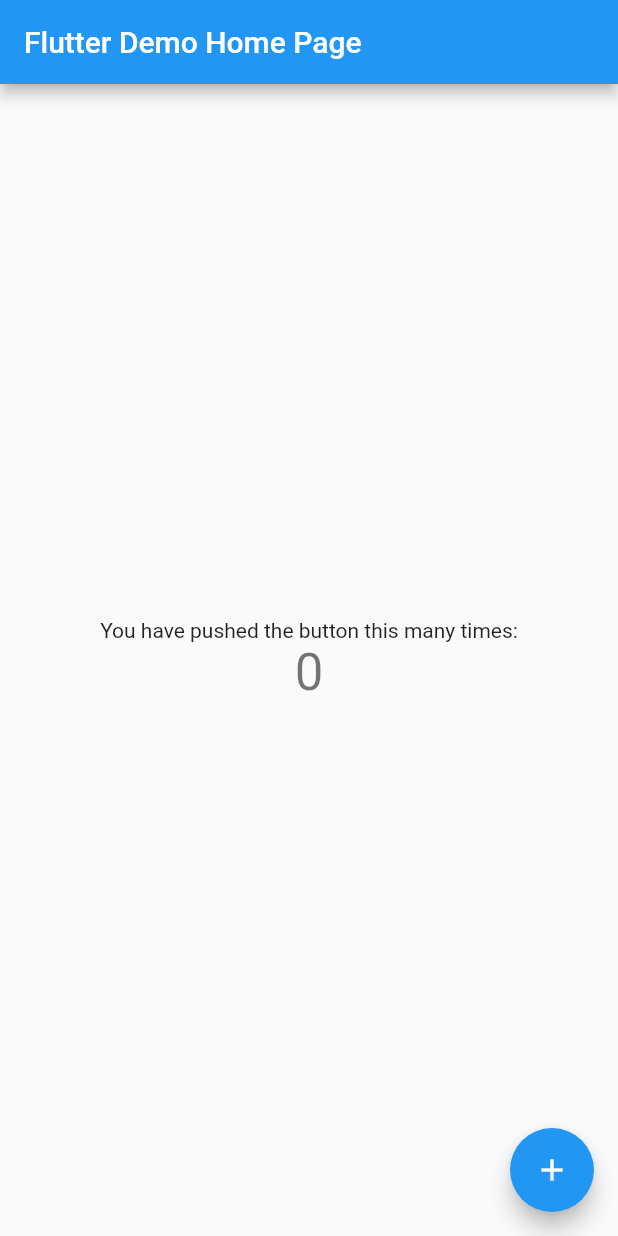
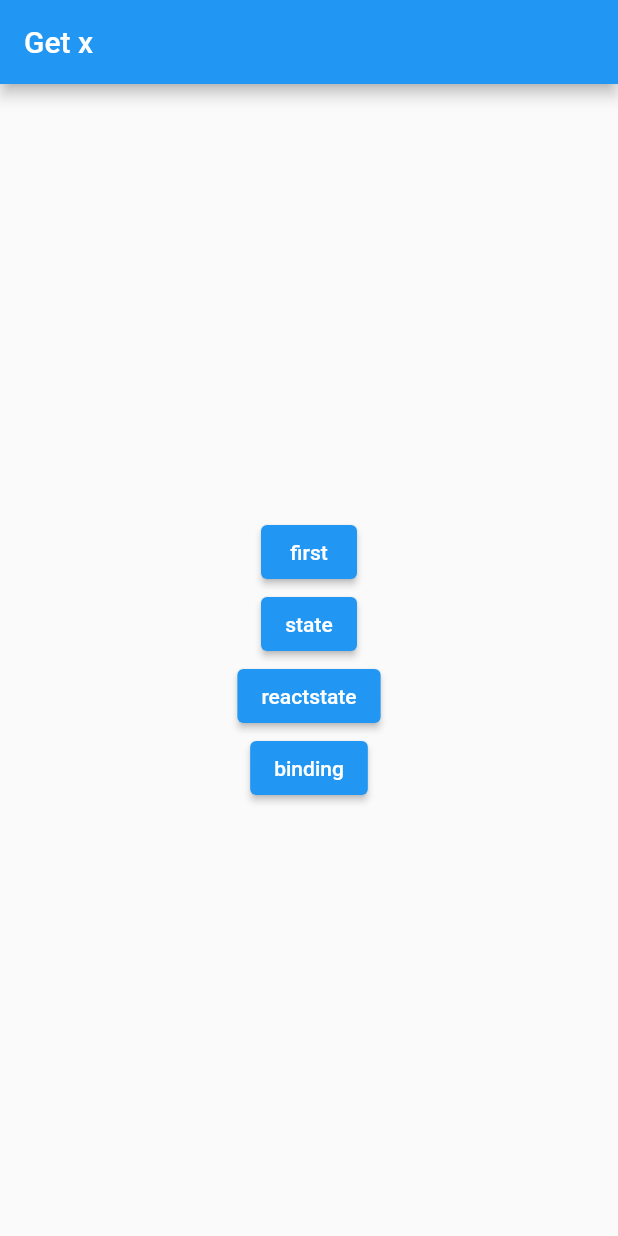
Before and after one commit to hjcwinner/getx1, a Flutter app: the screen it shows after launch, on a phone screen of 412 x 824 dp. Run offline on Flutter 3.47's test engine with Material 2 defaults, Android fonts, the phone set to English and light mode, and no system bars; our stand-ins replace get.

Commit message:
getx to, tonamed, back, offAll, offAllNamed, arguments, param

```diff
--- /dev/null
+++ b/lib/home.dart
@@ -0,0 +1,42 @@
+import 'package:flutter/material.dart';
+import 'package:get/get.dart';
+import 'package:getx1/page/state.dart';
+import 'package:getx1/route/fitst.dart';
+
+class Home extends StatelessWidget {
+  @override
+  Widget build(BuildContext context) {
+    return Scaffold(
+      appBar: AppBar(
+        title: Text('Get x'),
+      ),
+      body: Center(
+        child: Column(
+          mainAxisAlignment: MainAxisAlignment.center,
+          children: [
+            ElevatedButton(
+                onPressed: () {
+                  Get.to(() => First());
+                },
+                child: Text('first')),
+            ElevatedButton(
+                onPressed: () {
+                  Get.to(() => GetxState());
+                },
+                child: Text('state')),
+            ElevatedButton(
+                onPressed: () {
+                  Get.toNamed('/reactstate');
+                },
+                child: Text('reactstate')),
+            ElevatedButton(
+                onPressed: () {
+                  Get.toNamed('/binding');
+                },
+                child: Text('binding'))
+          ],
+        ),
+      ),
+    );
+  }
+}
--- a/lib/main.dart
+++ b/lib/main.dart
@@ -1,4 +1,9 @@
 import 'package:flutter/material.dart';
+import 'package:get/get.dart';
+import 'package:getx1/home.dart';
+import 'package:getx1/page/binding.dart';
+import 'package:getx1/page/reactstate.dart';
+import 'package:getx1/route/url.dart';
 
 void main() {
   runApp(MyApp());
@@ -8,106 +13,16 @@
   // This widget is the root of your application.
   @override
   Widget build(BuildContext context) {
-    return MaterialApp(
+    return GetMaterialApp(
       title: 'Flutter Demo',
-      theme: ThemeData(
-        // This is the theme of your application.
-        //
-        // Try running your application with "flutter run". You'll see the
-        // application has a blue toolbar. Then, without quitting the app, try
-        // changing the primarySwatch below to Colors.green and then invoke
-        // "hot reload" (press "r" in the console where you ran "flutter run",
-        // or simply save your changes to "hot reload" in a Flutter IDE).
-        // Notice that the counter didn't reset back to zero; the application
-        // is not restarted.
-        primarySwatch: Colors.blue,
-      ),
-      home: MyHomePage(title: 'Flutter Demo Home Page'),
+      theme: ThemeData(),
+      home: Home(),
+      initialRoute: "/",
+      getPages: [
+        GetPage(name: "/reactstate", page: () => ReactState(), transition: Transition.zoom),
+        GetPage(name: "/binding", page: () => BindingPage(), transition: Transition.zoom),
+        GetPage(name: "/urluid/:uid", page: () => UrlUid(), transition: Transition.zoom)
+      ],
     );
   }
 }
-
-class MyHomePage extends StatefulWidget {
-  MyHomePage({Key key, this.title}) : super(key: key);
-
-  // This widget is the home page of your application. It is stateful, meaning
-  // that it has a State object (defined below) that contains fields that affect
-  // how it looks.
-
-  // This class is the configuration for the state. It holds the values (in this
-  // case the title) provided by the parent (in this case the App widget) and
-  // used by the build method of the State. Fields in a Widget subclass are
-  // always marked "final".
-
-  final String title;
-
-  @override
-  _MyHomePageState createState() => _MyHomePageState();
-}
-
-class _MyHomePageState extends State<MyHomePage> {
-  int _counter = 0;
-
-  void _incrementCounter() {
-    setState(() {
-      // This call to setState tells the Flutter framework that something has
-      // changed in this State, which causes it to rerun the build method below
-      // so that the display can reflect the updated values. If we changed
-      // _counter without calling setState(), then the build method would not be
-      // called again, and so nothing would appear to happen.
-      _counter++;
-    });
-  }
-
-  @override
-  Widget build(BuildContext context) {
-    // This method is rerun every time setState is called, for instance as done
-    // by the _incrementCounter method above.
-    //
-    // The Flutter framework has been optimized to make rerunning build methods
-    // fast, so that you can just rebuild anything that needs updating rather
-    // than having to individually change instances of widgets.
-    return Scaffold(
-      appBar: AppBar(
-        // Here we take the value from the MyHomePage object that was created by
-        // the App.build method, and use it to set our appbar title.
-        title: Text(widget.title),
-      ),
-      body: Center(
-        // Center is a layout widget. It takes a single child and positions it
-        // in the middle of the parent.
-        child: Column(
-          // Column is also a layout widget. It takes a list of children and
-          // arranges them vertically. By default, it sizes itself to fit its
-          // children horizontally, and tries to be as tall as its parent.
-          //
-          // Invoke "debug painting" (press "p" in the console, choose the
-          // "Toggle Debug Paint" action from the Flutter Inspector in Android
-          // Studio, or the "Toggle Debug Paint" command in Visual Studio Code)
-          // to see the wireframe for each widget.
-          //
-          // Column has various properties to control how it sizes itself and
-          // how it positions its children. Here we use mainAxisAlignment to
-          // center the children vertically; the main axis here is the vertical
-          // axis because Columns are vertical (the cross axis would be
-          // horizontal).
-          mainAxisAlignment: MainAxisAlignment.center,
-          children: <Widget>[
-            Text(
-              'You have pushed the button this many times:',
-            ),
-            Text(
-              '$_counter',
-              style: Theme.of(context).textTheme.headline4,
-            ),
-          ],
-        ),
-      ),
-      floatingActionButton: FloatingActionButton(
-        onPressed: _incrementCounter,
-        tooltip: 'Increment',
-        child: Icon(Icons.add),
-      ), // This trailing comma makes auto-formatting nicer for build methods.
-    );
-  }
-}
--- /dev/null
+++ b/lib/page/reactstate.dart
@@ -0,0 +1,21 @@
+import 'package:flutter/material.dart';
+
+class ReactState extends StatelessWidget {
+  @override
+  Widget build(BuildContext context) {
+    return Scaffold(
+      appBar: AppBar(
+        title: Text('State'),
+      ),
+      body: Center(
+        child: Column(
+           mainAxisAlignment: MainAxisAlignment.center,
+          children: [
+            Text('state', style: TextStyle(fontSize: 35),),
+            ElevatedButton(onPressed: () {}, child: Text('Button')),
+          ],
+        ),
+      ),
+    );
+  }
+}
--- a/pubspec.yaml
+++ b/pubspec.yaml
@@ -28,6 +28,7 @@
   # The following adds the Cupertino Icons font to your application.
   # Use with the CupertinoIcons class for iOS style icons.
   cupertino_icons: ^1.0.2
+  get: ^3.26.0
 
 dev_dependencies:
   flutter_test:
```
Also changed, not shown: lib/page/binding.dart (added, +21 -0 lines), lib/page/state.dart (added, +21 -0 lines), lib/route/fitst.dart (added, +37 -0 lines), lib/route/second.dart (added, +31 -0 lines), lib/route/url.dart (added, +20 -0 lines).
